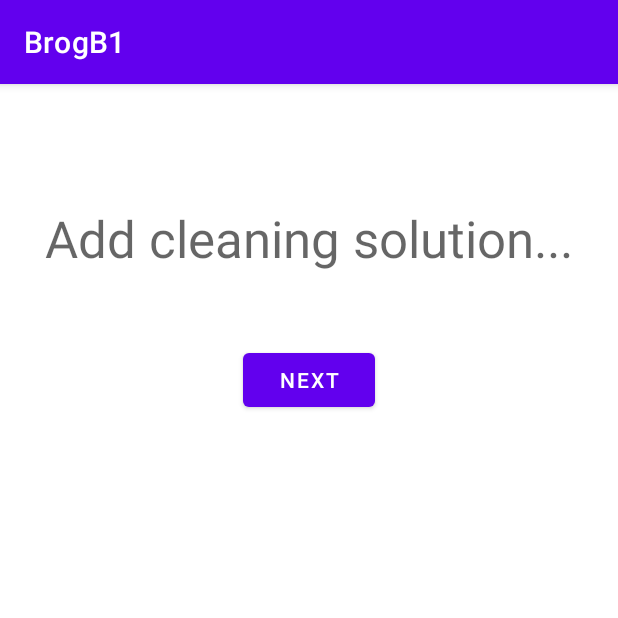
After one commit to ElinorMohr/brogB1, an Android app: the CleanActivityStep1 screen opened directly, with no data from a screen before it, on a phone screen of 412 x 824 dp, the top half of it. The commit adds this screen. Run offline under Robolectric (Android 15) with nearby library versions, the phone set to English and light mode, and no system bars.

Commit message:
Clean-sider lavet som enkelte activities, burde nok være fragments

```diff
--- a/app/src/main/AndroidManifest.xml
+++ b/app/src/main/AndroidManifest.xml
@@ -9,6 +9,11 @@
         android:roundIcon="@mipmap/ic_launcher_round"
         android:supportsRtl="true"
         android:theme="@style/Theme.BrogB1">
+        <activity android:name=".CleanActivityStep3"></activity>
+        <activity android:name=".CleanActivityStep2Working" />
+        <activity android:name=".CleanActivityStep1Working" />
+        <activity android:name=".CleanActivityStep2" />
+        <activity android:name=".CleanActivityStep1" />
         <activity android:name=".MainActivity">
             <intent-filter>
                 <action android:name="android.intent.action.MAIN" />
--- /dev/null
+++ b/app/src/main/java/org/dtu/brogb1/CleanActivityStep1.java
@@ -0,0 +1,14 @@
+package org.dtu.brogb1;
+
+import androidx.appcompat.app.AppCompatActivity;
+
+import android.os.Bundle;
+
+public class CleanActivityStep1 extends AppCompatActivity {
+
+    @Override
+    protected void onCreate(Bundle savedInstanceState) {
+        super.onCreate(savedInstanceState);
+        setContentView(R.layout.activity_clean_step1);
+    }
+}
--- /dev/null
+++ b/app/src/main/res/layout/activity_clean_step1.xml
@@ -0,0 +1,39 @@
+<?xml version="1.0" encoding="utf-8"?>
+<androidx.constraintlayout.widget.ConstraintLayout xmlns:android="http://schemas.android.com/apk/res/android"
+    xmlns:app="http://schemas.android.com/apk/res-auto"
+    xmlns:tools="http://schemas.android.com/tools"
+    android:layout_width="match_parent"
+    android:layout_height="match_parent"
+    tools:context=".CleanActivityStep1">
+
+    <ImageView
+        android:id="@+id/imageView"
+        android:layout_width="wrap_content"
+        android:layout_height="wrap_content"
+        android:layout_marginTop="48dp"
+        app:layout_constraintEnd_toEndOf="parent"
+        app:layout_constraintStart_toStartOf="parent"
+        app:layout_constraintTop_toTopOf="parent"
+        tools:srcCompat="@tools:sample/avatars" />
+
+    <TextView
+        android:id="@+id/textView"
+        android:layout_width="wrap_content"
+        android:layout_height="wrap_content"
+        android:layout_marginTop="32dp"
+        android:text="@string/clean_step1_instruction"
+        android:textAppearance="@style/TextAppearance.AppCompat.Display1"
+        app:layout_constraintEnd_toEndOf="parent"
+        app:layout_constraintStart_toStartOf="parent"
+        app:layout_constraintTop_toBottomOf="@+id/imageView" />
+
+    <Button
+        android:id="@+id/button"
+        android:layout_width="wrap_content"
+        android:layout_height="wrap_content"
+        android:layout_marginTop="48dp"
+        android:text="@string/clean_step1_button"
+        app:layout_constraintEnd_toEndOf="parent"
+        app:layout_constraintStart_toStartOf="parent"
+        app:layout_constraintTop_toBottomOf="@+id/textView" />
+</androidx.constraintlayout.widget.ConstraintLayout>
```
Also changed, not shown: app/src/main/java/org/dtu/brogb1/CleanActivityStep1Working.java (added, +14 -0 lines), app/src/main/java/org/dtu/brogb1/CleanActivityStep2.java (added, +14 -0 lines), app/src/main/java/org/dtu/brogb1/CleanActivityStep2Working.java (added, +14 -0 lines), app/src/main/java/org/dtu/brogb1/CleanActivityStep3.java (added, +14 -0 lines), app/src/main/res/layout/activity_clean_step1_working.xml (added, +39 -0 lines), app/src/main/res/layout/activity_clean_step2.xml (added, +39 -0 lines), app/src/main/res/layout/activity_clean_step2_working.xml (added, +39 -0 lines), app/src/main/res/layout/activity_clean_step3.xml (added, +39 -0 lines), app/src/main/res/values/strings.xml (+8 -4 lines).
